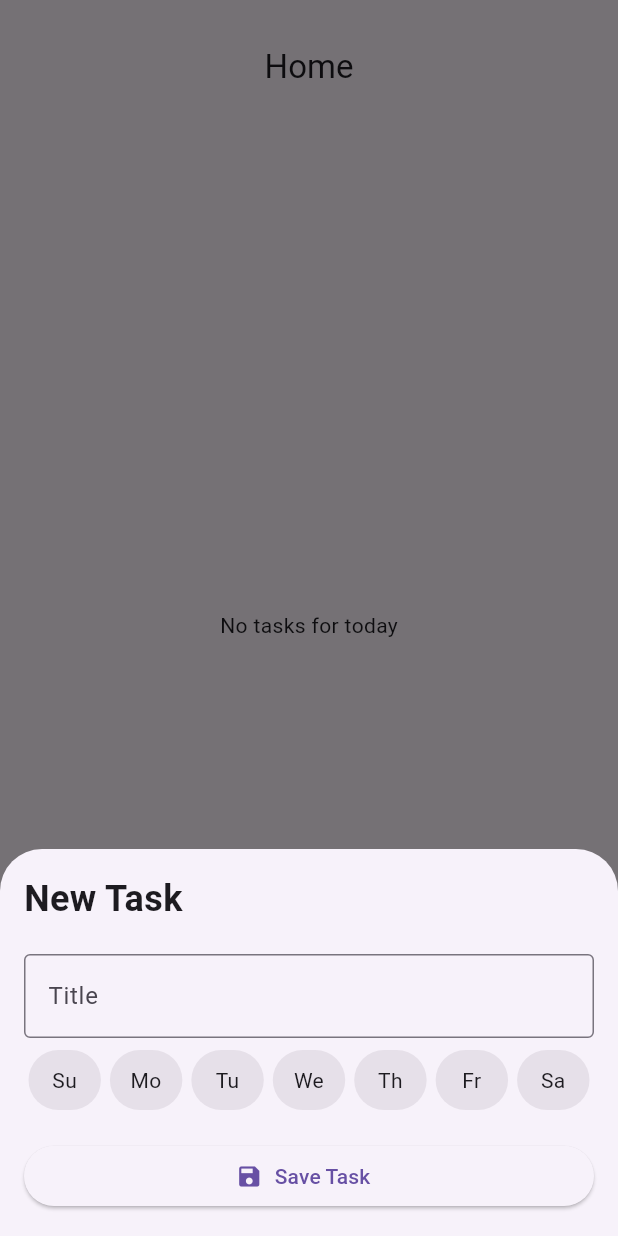
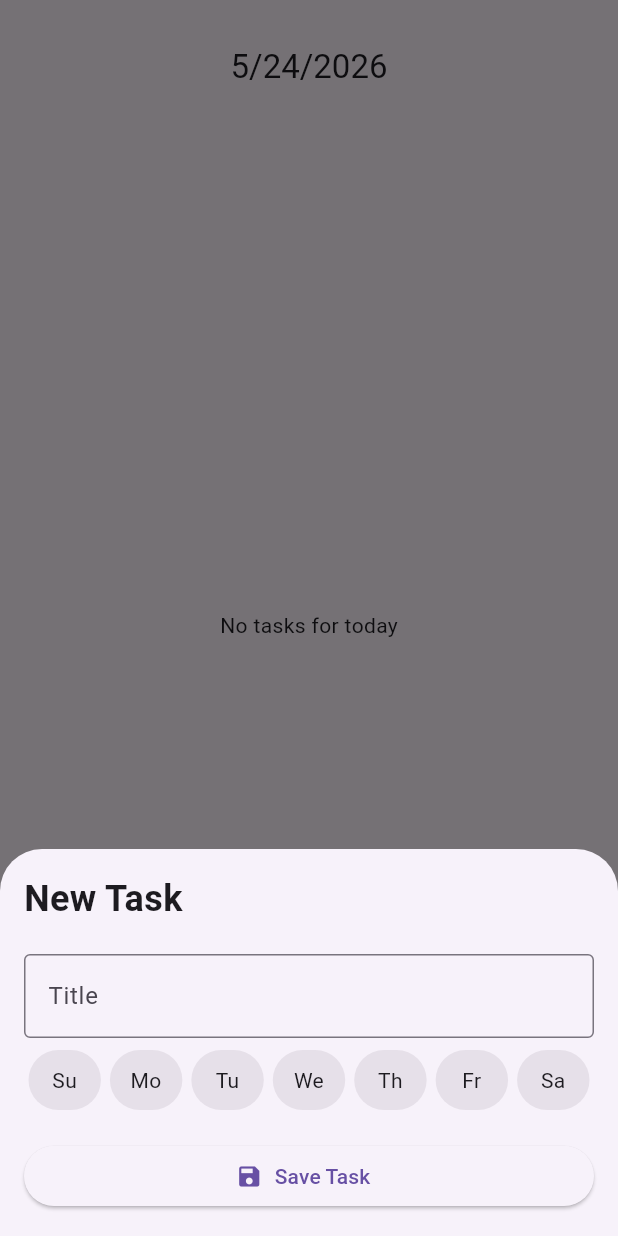
Before and after one commit to Posado-Sebastian/daily_tasks, a Flutter app: the screen it shows after launch, after a tap on the "add" icon, on a phone screen of 412 x 824 dp. Run offline on Flutter 3.47's test engine with Material 3 defaults, Android fonts, the phone set to English and light mode, and no system bars; our stand-ins replace sqflite; accounts and stored records are empty.

Commit message:
modify delete tasks

```diff
--- a/lib/bottomsheet.dart
+++ b/lib/bottomsheet.dart
@@ -3,19 +3,40 @@ import 'db_helper.dart';
 import 'task.dart';
 
 class BottomSheetWidget extends StatefulWidget {
-  const BottomSheetWidget({super.key});
+  final Task? task;
+
+  const BottomSheetWidget({super.key, this.task});
 
   @override
   _BottomSheetWidgetState createState() => _BottomSheetWidgetState();
 }
 
 class _BottomSheetWidgetState extends State<BottomSheetWidget> {
-  final List<String> _weekDays = const ['Su', 'Mo', 'Tu', 'We', 'Th', 'Fr', 'Sa'];
+  final List<String> _weekDays = const [
+    'Su',
+    'Mo',
+    'Tu',
+    'We',
+    'Th',
+    'Fr',
+    'Sa',
+  ];
   final Set<String> _selectedDays = <String>{};
   final TextEditingController _titleController = TextEditingController();
 
+  bool get _isEditing => widget.task != null;
+
   @override
-  void dispose()  {
+  void initState() {
+    super.initState();
+    if (_isEditing) {
+      _titleController.text = widget.task!.title;
+      _selectedDays.addAll(widget.task!.days);
+    }
+  }
+
+  @override
+  void dispose() {
     _titleController.dispose();
     super.dispose();
   }
@@ -34,8 +55,8 @@ class _BottomSheetWidgetState extends State<BottomSheetWidget> {
           crossAxisAlignment: CrossAxisAlignment.start,
           mainAxisSize: MainAxisSize.min,
           children: [
-            const Text(
-              'New Task',
+            Text(
+              _isEditing ? 'Edit Task' : 'New Task',
               style: TextStyle(fontSize: 24, fontWeight: FontWeight.bold),
             ),
             const SizedBox(height: 20),
@@ -71,13 +92,12 @@ class _BottomSheetWidgetState extends State<BottomSheetWidget> {
                           decoration: BoxDecoration(
                             color: _selectedDays.contains(day)
                                 ? Theme.of(context).colorScheme.primary
-                                : Theme.of(context).colorScheme.surfaceContainerHighest,
+                                : Theme.of(
+                                    context,
+                                  ).colorScheme.surfaceContainerHighest,
                             borderRadius: BorderRadius.circular(500),
                           ),
-                          child: Text(
-                            day,
-                            textAlign: TextAlign.center,
-                          ),
+                          child: Text(day, textAlign: TextAlign.center),
                         ),
                       ),
                     ),
@@ -85,21 +105,71 @@ class _BottomSheetWidgetState extends State<BottomSheetWidget> {
               ],
             ),
             const SizedBox(height: 20),
+            if (_isEditing)
+              Row(
+                children: [
+                  Expanded(
+                    child: ElevatedButton.icon(
+                      onPressed: () async {
+                        await DbHelper.deleteTask(widget.task!.id!);
+                        final snackBar = SnackBar(
+                          content: const Text('task deleted'),
+                        );
+                        ScaffoldMessenger.of(context).showSnackBar(snackBar);
+                        if (context.mounted) Navigator.pop(context);
+                      },
+                      icon: const Icon(Icons.delete),
+                      label: const Text('Delete'),
+                      style: ElevatedButton.styleFrom(
+                        backgroundColor: Colors.red,
+                        foregroundColor: Colors.white,
+                      ),
+                    ),
+                  ),
+                  const SizedBox(width: 12),
+                  Expanded(
+                    child: ElevatedButton.icon(
+                      onPressed: () async {
+                        if (_titleController.text.trim().isEmpty) return;
+                        final task = Task(
+                          id: widget.task?.id,
+                          title: _titleController.text.trim(),
+                          days: _selectedDays.isEmpty
+                              ? List.from(_weekDays)
+                              : _selectedDays.toList(),
+                          isActive: widget.task?.isActive ?? true,
+                        );
+                        await DbHelper.updateTask(task);
+                        final snackBar = SnackBar(
+                          content: const Text('task updated'),
+                        );
+                        ScaffoldMessenger.of(context).showSnackBar(snackBar);
+                        if (context.mounted) Navigator.pop(context);
+                      },
+                      icon: const Icon(Icons.save),
+                      label: const Text('Update'),
+                    ),
+                  ),
+                ],
+              )
+            else
               SizedBox(
                 width: double.infinity,
                 child: ElevatedButton.icon(
                   onPressed: () async {
-                  final snackBar = SnackBar(
-                    content: const Text('task added'),
-                  );
                     if (_titleController.text.trim().isEmpty) return;
                     final task = Task(
+                      id: widget.task?.id,
                       title: _titleController.text.trim(),
                       days: _selectedDays.isEmpty
                           ? List.from(_weekDays)
                           : _selectedDays.toList(),
+                      isActive: widget.task?.isActive ?? true,
                     );
                     await DbHelper.insertTask(task);
+                    final snackBar = SnackBar(
+                      content: const Text('task added'),
+                    );
                     ScaffoldMessenger.of(context).showSnackBar(snackBar);
                     if (context.mounted) Navigator.pop(context);
                   },
--- a/lib/home.dart
+++ b/lib/home.dart
@@ -14,6 +14,7 @@ class Home extends StatefulWidget {
 class _HomeState extends State<Home> {
   List<Task> _tasks = [];
   Map<int, TaskLog?> _todayLogs = {};
+
 
   @override
   void initState() {
@@ -38,7 +39,7 @@ class _HomeState extends State<Home> {
     return Scaffold(
       appBar: AppBar(
         toolbarHeight: 90,
-        title: const Text('Home'),
+        title: Text('${DateTime.now().month}/${DateTime.now().day}/${DateTime.now().year}'),
         centerTitle: true,
       ),
       body: _tasks.isEmpty
```
Also changed, not shown: lib/tasks_manager.dart (+13 -0 lines). Lines whose indentation alone changed are shown as unchanged.
